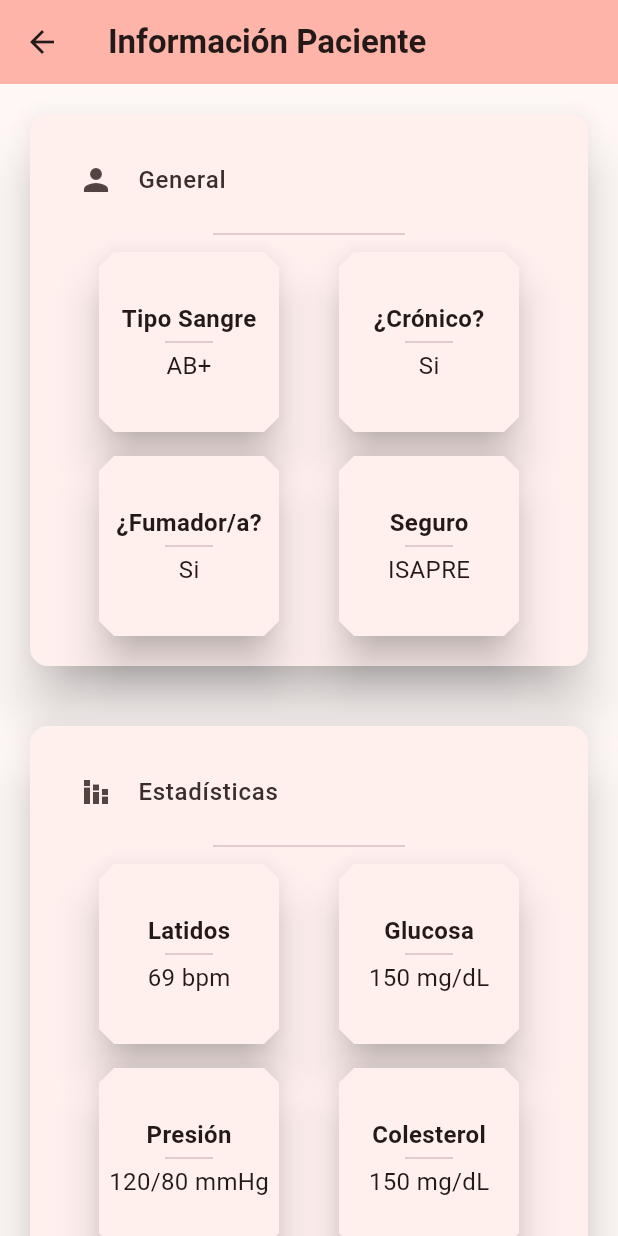
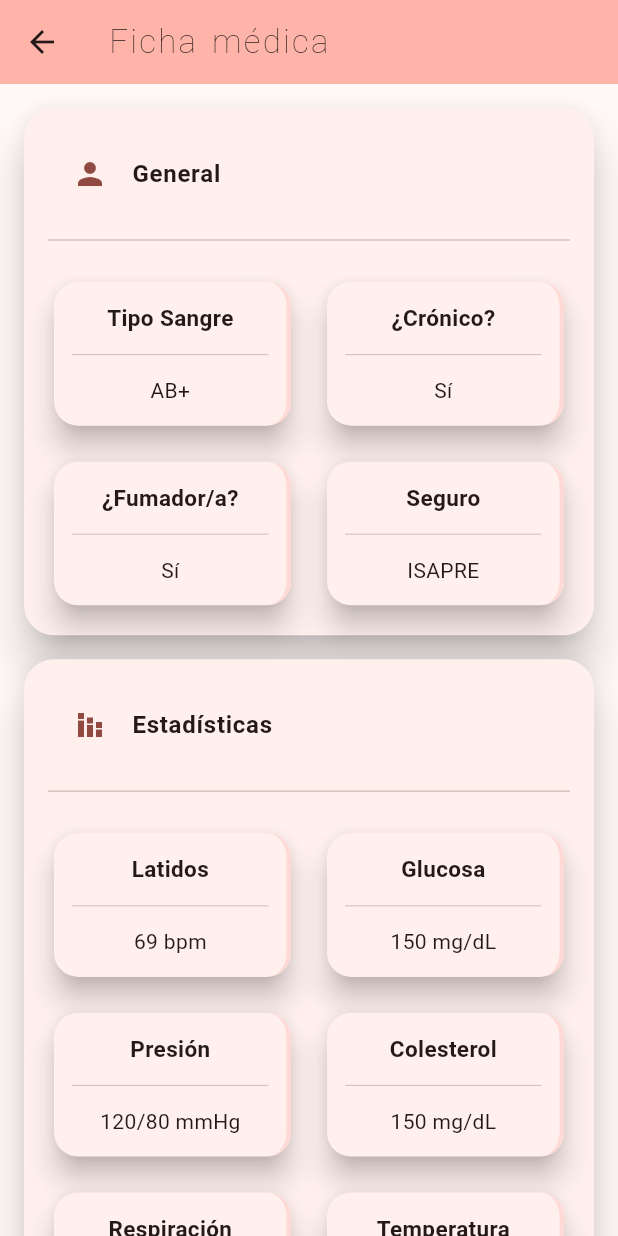
Before and after one commit to inzenfenix/Aplicaciones-Web-Movil-G6, a Flutter app: the PatientHomePage screen opened directly with empty values, on a phone screen of 412 x 824 dp. Run offline on Flutter 3.47's test engine with Material 3 defaults, Android fonts, the light colour scheme and no system bars; our stand-ins replace dio, flutter_dotenv; statements that could not run were skipped.

Commit message:
flutter 2.0

```diff
--- a/Flutter/cora_para/lib/tabs/home.dart
+++ b/Flutter/cora_para/lib/tabs/home.dart
@@ -9,6 +9,13 @@
 }
 
 class _HomePageState extends State<HomePage> {
+  final ScrollController _scrollController = ScrollController();
+
+  @override
+  void dispose() {
+    _scrollController.dispose();
+    super.dispose();
+  }
 
   @override
   Widget build(BuildContext context) {
@@ -30,6 +37,7 @@
       backgroundColor: Theme.of(context).colorScheme.surface,
       body: SafeArea(
         child: SingleChildScrollView(
+          controller: _scrollController,
           child: Padding(
             padding: const EdgeInsets.all(16.0),
             child: Column(
@@ -95,11 +103,37 @@
                   icon: Icons.local_hospital,
                   iconColor: Colors.red.shade400,
                 ),
+                const SizedBox(height: 24),
+                Center(
+                  child: ElevatedButton(
+                    style: ButtonStyle(
+                      textStyle: WidgetStateProperty.all(
+                        TextStyle(wordSpacing: 2.1, letterSpacing: 1.3),
+                      ),
+                    ),
+                    child: Row(
+                      mainAxisSize: MainAxisSize.min,
+                      children: [
+                        const Text("Volver "),
+                        const Icon(Icons.arrow_upward),
+                      ],
+                    ),
+                    onPressed: () => {_scrollToTop()},
+                  ),
+                ),
               ],
             ),
           ),
         ),
       ),
+    );
+  }
+
+  void _scrollToTop() {
+    _scrollController.animateTo(
+      0,
+      duration: const Duration(milliseconds: 400),
+      curve: Curves.easeInOut,
     );
   }
 }
--- a/Flutter/cora_para/lib/tabs/patient/apis/allergies_api.dart
+++ b/Flutter/cora_para/lib/tabs/patient/apis/allergies_api.dart
@@ -13,8 +13,6 @@
 
     final response = await http.get(url);
 
-    print(jsonDecode(response.body));
-
     if (response.statusCode == 200) {
       var data = jsonDecode(response.body);
       return data;
--- a/Flutter/cora_para/lib/tabs/patient/home_patient.dart
+++ b/Flutter/cora_para/lib/tabs/patient/home_patient.dart
@@ -2,7 +2,6 @@
 import 'allergies.dart';
 
 class PatientHomePage extends StatefulWidget {
-
   final String rut;
 
   const PatientHomePage({super.key, required this.rut});
@@ -12,235 +11,205 @@
 }
 
 class _PatientHomePageState extends State<PatientHomePage> {
+  final ScrollController _scrollController = ScrollController();
 
   @override
-  void initState() {
-    super.initState();
+  void dispose() {
+    _scrollController.dispose();
+    super.dispose();
+  }
+
+  void _scrollToTop() {
+    _scrollController.animateTo(
+      0,
+      duration: const Duration(milliseconds: 400),
+      curve: Curves.easeInOut,
+    );
   }
 
   @override
   Widget build(BuildContext context) {
+    final theme = Theme.of(context);
+    final sideCardColor = theme.colorScheme.primaryContainer;
+    final screenWidth = MediaQuery.of(context).size.width;
+
+    // determine grid columns dynamically
+    int crossAxisCount = screenWidth < 600 ? 2 : 3;
+
     return SafeArea(
       child: Scaffold(
         appBar: AppBar(
-          backgroundColor: Theme.of(context).colorScheme.inversePrimary,
+          backgroundColor: theme.colorScheme.inversePrimary,
           title: const Text(
-            "Información Paciente",
-            style: TextStyle(fontWeight: FontWeight.bold),
+            "Ficha médica",
+            style: TextStyle(
+              fontWeight: FontWeight.w200,
+              letterSpacing: 1.5,
+              wordSpacing: 2.4,
+            ),
           ),
         ),
         body: SingleChildScrollView(
-          child: Center(
-            child: Column(
-              crossAxisAlignment: CrossAxisAlignment.center,
-              mainAxisSize: MainAxisSize.max,
-              children: <Widget>[
-                Padding(
-                  padding: const EdgeInsets.all(16.0),
-                  child: Card(
-                    elevation: 16.0,
-                    child: Padding(
+          controller: _scrollController,
           padding: const EdgeInsets.all(16.0),
           child: Column(
             children: [
-                          ListTile(
-                            leading: Icon(Icons.person),
-                            title: Text(
-                              "General",
-                              style: TextStyle(
-                                fontWeight: FontWeight.w500,
-                                fontSize: 16.0,
-                                color: Theme.of(
-                                  context,
-                                ).colorScheme.inverseSurface,
-                              ),
-                            ),
-                          ),
-                          SizedBox(
-                            height: 16.0,
-                            width: 128.0,
-                            child: Divider(),
-                          ),
-                          Row(
-                            mainAxisAlignment: MainAxisAlignment.center,
+              // ---- GENERAL ----
+              sectionCard(
+                context: context,
+                icon: Icons.person,
+                title: "General",
                 children: [
-                              infoCard(title: "Tipo Sangre", subtitle: "AB+"),
-                              SizedBox(width: 32.0),
-                              infoCard(title: "¿Crónico?", subtitle: "Si"),
+                  responsiveGrid([
+                    infoCard(title: "Tipo Sangre", subtitle: "AB+", sideColor: sideCardColor),
+                    infoCard(title: "¿Crónico?", subtitle: "Sí", sideColor: sideCardColor),
+                    infoCard(title: "¿Fumador/a?", subtitle: "Sí", sideColor: sideCardColor),
+                    infoCard(title: "Seguro", subtitle: "ISAPRE", sideColor: sideCardColor),
+                  ], crossAxisCount),
                 ],
               ),
-                          SizedBox(height: 8.0),
-                          Row(
-                            mainAxisAlignment: MainAxisAlignment.center,
+
+              // ---- STATS ----
+              sectionCard(
+                context: context,
+                icon: Icons.stacked_bar_chart,
+                title: "Estadísticas",
                 children: [
-                              infoCard(title: "¿Fumador/a?", subtitle: "Si"),
-                              SizedBox(width: 32.0),
-                              infoCard(title: "Seguro", subtitle: "ISAPRE"),
+                  responsiveGrid([
+                    infoCard(title: "Latidos", subtitle: "69 bpm", sideColor: sideCardColor),
+                    infoCard(title: "Glucosa", subtitle: "150 mg/dL", sideColor: sideCardColor),
+                    infoCard(title: "Presión", subtitle: "120/80 mmHg", sideColor: sideCardColor),
+                    infoCard(title: "Colesterol", subtitle: "150 mg/dL", sideColor: sideCardColor),
+                    infoCard(title: "Respiración", subtitle: "32 rpm", sideColor: sideCardColor),
+                    infoCard(title: "Temperatura", subtitle: "36.6°", sideColor: sideCardColor),
+                  ], crossAxisCount),
                 ],
               ),
-                        ],
-                      ),
-                    ),
-                  ),
-                ),
-                Padding(
-                  padding: const EdgeInsets.all(16.0),
-                  child: Card(
-                    elevation: 16.0,
-                    child: Padding(
-                      padding: const EdgeInsets.all(16.0),
-                      child: Column(
+
+              // ---- OPTIONS ----
+              sectionCard(
+                context: context,
+                icon: Icons.settings,
+                title: "Opciones",
                 children: [
-                          ListTile(
-                            leading: Icon(Icons.stacked_bar_chart),
-                            title: Text(
-                              "Estadísticas",
-                              style: TextStyle(
-                                fontWeight: FontWeight.w500,
-                                fontSize: 16.0,
-                                color: Theme.of(
-                                  context,
-                                ).colorScheme.inverseSurface,
-                              ),
-                            ),
-                          ),
-                          SizedBox(
-                            height: 16.0,
-                            width: 128.0,
-                            child: Divider(),
-                          ),
-                          Row(
-                            mainAxisAlignment: MainAxisAlignment.center,
-                            children: [
-                              infoCard(title: "Latidos", subtitle: "69 bpm"),
-                              SizedBox(width: 32.0),
-                              infoCard(title: "Glucosa", subtitle: "150 mg/dL"),
-                            ],
-                          ),
-                          SizedBox(height: 8.0),
-                          Row(
-                            mainAxisAlignment: MainAxisAlignment.center,
-                            children: [
-                              infoCard(
-                                title: "Presión",
-                                subtitle: "120/80 mmHg",
-                              ),
-                              SizedBox(width: 32.0),
-                              infoCard(
-                                title: "Colesterol",
-                                subtitle: "150 mg/dL",
-                              ),
-                            ],
-                          ),
-                          SizedBox(height: 8.0),
-                          Row(
-                            mainAxisAlignment: MainAxisAlignment.center,
-                            children: [
-                              infoCard(
-                                title: "Respiración",
-                                subtitle: "32 rpm",
-                              ),
-                              SizedBox(width: 32.0),
-                              infoCard(title: "Temperatura", subtitle: "36.6°"),
-                            ],
-                          ),
-                        ],
-                      ),
-                    ),
-                  ),
-                ),
-                Padding(
-                  padding: const EdgeInsets.all(16.0),
-                  child: Card(
-                    elevation: 16.0,
-                    child: Padding(
-                      padding: const EdgeInsets.all(16.0),
-                      child: Column(
-                        children: [
-                          Text(
-                            "Opciones",
-                            style: TextStyle(
-                              fontWeight: FontWeight.w500,
-                              fontSize: 16.0,
-                              color: Theme.of(context).colorScheme.primary,
-                            ),
-                          ),
-                          SizedBox(height: 16.0, width: 64.0, child: Divider()),
-                          Row(
-                            mainAxisAlignment: MainAxisAlignment.center,
-                            children: [
+                  responsiveGrid([
                     infoButtonCard(
                       title: "Alergías",
                       icon: Icons.list,
                       onPressedButton: () {
                         showDialog<String>(
                           context: context,
-                                    builder: (BuildContext context) =>
-                                        Dialog(child: AllergiesPage(rut: widget.rut)),
+                          builder: (BuildContext context) => Dialog(
+                            child: AllergiesPage(rut: widget.rut),
+                          ),
                         );
                       },
                     ),
-                              SizedBox(width: 32.0),
-                              infoButtonCard(
-                                title: "Recetas",
-                                icon: Icons.receipt,
-                              ),
+                    infoButtonCard(title: "Recetas", icon: Icons.receipt),
+                    infoButtonCard(title: "Historial", icon: Icons.history),
+                    infoButtonCard(title: "Hábitos", icon: Icons.watch_later_outlined),
+                  ], crossAxisCount),
                 ],
               ),
-                          SizedBox(height: 16.0),
-                          Row(
-                            mainAxisAlignment: MainAxisAlignment.center,
-                            children: [
-                              infoButtonCard(
-                                title: "Historial",
-                                icon: Icons.history,
+
+              const SizedBox(height: 24),
+
+              ElevatedButton.icon(
+                icon: const Icon(Icons.arrow_upward),
+                label: const Text("Volver arriba"),
+                style: ElevatedButton.styleFrom(
+                  padding: const EdgeInsets.symmetric(horizontal: 20, vertical: 12),
+                  textStyle: const TextStyle(letterSpacing: 1.2),
                 ),
-                              SizedBox(width: 32.0),
-                              infoButtonCard(
-                                title: "Hábitos",
-                                icon: Icons.watch_later_outlined,
+                onPressed: _scrollToTop,
               ),
+              const SizedBox(height: 16),
             ],
-                          ),
-                        ],
-                      ),
-                    ),
-                  ),
-                ),
-              ],
-            ),
           ),
         ),
       ),
     );
   }
+
+  Widget sectionCard({
+    required BuildContext context,
+    required IconData icon,
+    required String title,
+    required List<Widget> children,
+  }) {
+    final theme = Theme.of(context);
+    return Padding(
+      padding: const EdgeInsets.only(bottom: 16.0),
+      child: Card(
+        elevation: 12.0,
+        margin: EdgeInsets.zero,
+        shape: RoundedRectangleBorder(borderRadius: BorderRadius.circular(20)),
+        child: Padding(
+          padding: const EdgeInsets.all(16.0),
+          child: Column(
+            children: [
+              ListTile(
+                leading: Icon(icon, color: theme.colorScheme.primary),
+                title: Text(
+                  title,
+                  style: TextStyle(
+                    fontWeight: FontWeight.w600,
+                    fontSize: 16.0,
+                    color: theme.colorScheme.onSurface,
+                  ),
+                ),
+              ),
+              const SizedBox(height: 8.0),
+              const Divider(),
+              const SizedBox(height: 16.0),
+              ...children,
+            ],
+          ),
+        ),
+      ),
+    );
   }
 
-Widget infoCard({required String title, required String subtitle}) {
-  return Center(
-    child: SizedBox.square(
-      dimension: 128.0,
-      child: Card(
-        elevation: 12.0,
-        shape: BeveledRectangleBorder(
-          borderRadius: BorderRadius.all(Radius.elliptical(10, 10)),
+  Widget responsiveGrid(List<Widget> children, int crossAxisCount) {
+    return GridView.count(
+      shrinkWrap: true,
+      physics: const NeverScrollableScrollPhysics(),
+      crossAxisCount: crossAxisCount,
+      crossAxisSpacing: 16,
+      mainAxisSpacing: 16,
+      childAspectRatio: 1.6,
+      children: children,
+    );
+  }
+}
+
+// ------------------------------------------------------------
+// COMPONENTS
+// ------------------------------------------------------------
+
+Widget infoCard({
+  required String title,
+  required String subtitle,
+  Color sideColor = Colors.blueGrey,
+}) {
+  return Card(
+    elevation: 8.0,
+    shape: RoundedRectangleBorder(borderRadius: BorderRadius.circular(16)),
+    child: Container(
+      decoration: BoxDecoration(
+        border: Border(right: BorderSide(color: sideColor, width: 3)),
+        borderRadius: BorderRadius.circular(16),
       ),
-        child: Center(
+      padding: const EdgeInsets.all(12.0),
       child: Column(
         mainAxisAlignment: MainAxisAlignment.center,
         children: [
-              Text(
-                title,
-                style: TextStyle(fontWeight: FontWeight.bold, fontSize: 16.0),
-              ),
-              SizedBox(height: 8.0, width: 32.0, child: Divider()),
-              Text(
-                subtitle,
-                style: TextStyle(fontWeight: FontWeight.w400, fontSize: 16.0),
-              ),
+          Text(title, style: const TextStyle(fontWeight: FontWeight.bold, fontSize: 15.0)),
+          const SizedBox(height: 6.0),
+          const Divider(thickness: 0.8),
+          const SizedBox(height: 6.0),
+          Text(subtitle, style: const TextStyle(fontSize: 14.0)),
         ],
-          ),
-        ),
       ),
     ),
   );
@@ -251,23 +220,24 @@
   required IconData icon,
   VoidCallback? onPressedButton,
 }) {
-  return Center(
-    child: SizedBox.square(
-      dimension: 128.0,
-      child: Card(
-        elevation: 12.0,
-        shape: CircleBorder(),
-        child: TextButton(
-          onPressed: onPressedButton ?? () {},
-          child: Center(
+  return Card(
+    elevation: 10.0,
+    shape: RoundedRectangleBorder(borderRadius: BorderRadius.circular(16)),
+    child: InkWell(
+      borderRadius: BorderRadius.circular(16),
+      onTap: onPressedButton ?? () {},
+      child: Padding(
+        padding: const EdgeInsets.all(12.0),
         child: Column(
           mainAxisAlignment: MainAxisAlignment.center,
           children: [
-                Icon(icon, size: 42.0),
-                Text(title, style: TextStyle(fontWeight: FontWeight.bold)),
+            Icon(icon, size: 38.0),
+            const SizedBox(height: 8.0),
+            Text(
+              title,
+              style: const TextStyle(fontWeight: FontWeight.bold, fontSize: 15.0),
+            ),
           ],
-            ),
-          ),
         ),
       ),
     ),
```
Lines whose indentation alone changed are shown as unchanged.
